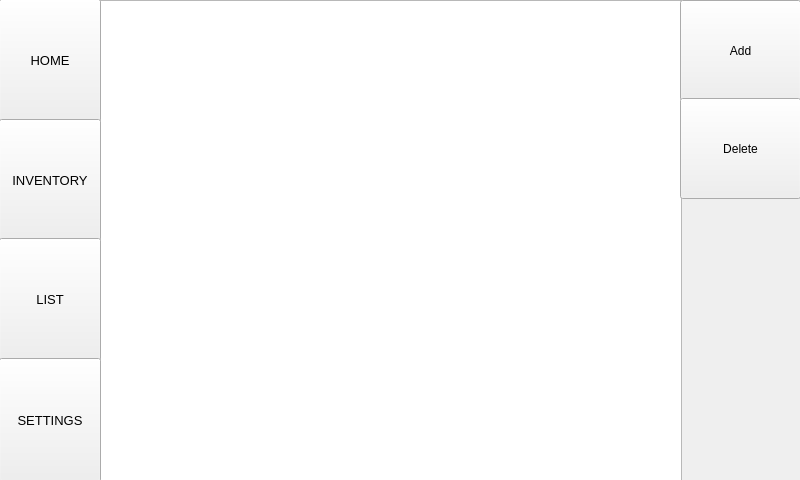
jspinn/Foodventory, file mainwindow.ui: the form before one commit.
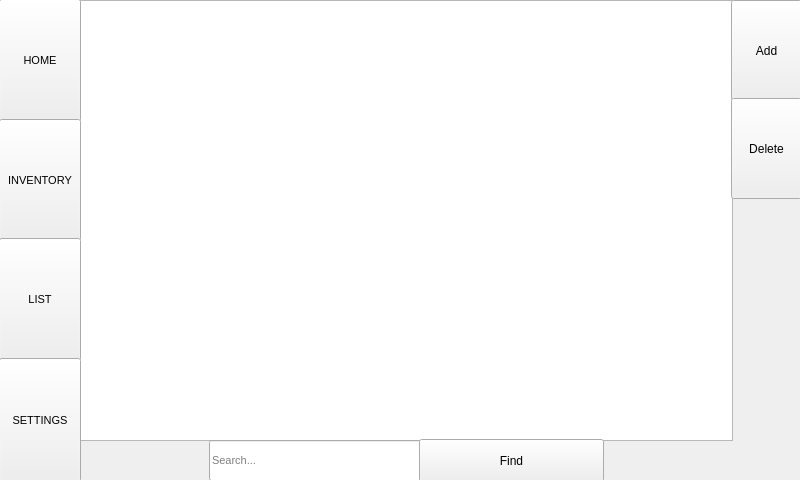
The form after the commit. The open tabs and pages were chosen to show the change.

Commit message: Search inventory added

```diff
--- a/mainwindow.ui
+++ b/mainwindow.ui
@@ -25,9 +25,9 @@
    <widget class="QStackedWidget" name="stackedWidget">
     <property name="geometry">
      <rect>
-      <x>100</x>
+      <x>79</x>
       <y>0</y>
-      <width>701</width>
+      <width>722</width>
       <height>480</height>
      </rect>
     </property>
@@ -135,10 +135,15 @@
        <rect>
         <x>0</x>
         <y>0</y>
-        <width>582</width>
-        <height>481</height>
+        <width>654</width>
+        <height>441</height>
        </rect>
       </property>
+      <property name="font">
+       <font>
+        <pointsize>8</pointsize>
+       </font>
+      </property>
       <property name="sortingEnabled">
        <bool>true</bool>
       </property>
@@ -146,9 +151,9 @@
      <widget class="QPushButton" name="invAddButton">
       <property name="geometry">
        <rect>
-        <x>580</x>
+        <x>652</x>
         <y>0</y>
-        <width>121</width>
+        <width>71</width>
         <height>101</height>
        </rect>
       </property>
@@ -159,9 +164,9 @@
      <widget class="QPushButton" name="invDeleteButton">
       <property name="geometry">
        <rect>
-        <x>580</x>
+        <x>652</x>
         <y>98</y>
-        <width>121</width>
+        <width>71</width>
         <height>101</height>
        </rect>
       </property>
@@ -169,6 +174,37 @@
        <string>Delete</string>
       </property>
      </widget>
+     <widget class="QLineEdit" name="invSearchLineEdit">
+      <property name="geometry">
+       <rect>
+        <x>130</x>
+        <y>440</y>
+        <width>212</width>
+        <height>41</height>
+       </rect>
+      </property>
+      <property name="font">
+       <font>
+        <pointsize>8</pointsize>
+       </font>
+      </property>
+      <property name="placeholderText">
+       <string>Search...</string>
+      </property>
+     </widget>
+     <widget class="QPushButton" name="invFindButton">
+      <property name="geometry">
+       <rect>
+        <x>340</x>
+        <y>439</y>
+        <width>185</width>
+        <height>43</height>
+       </rect>
+      </property>
+      <property name="text">
+       <string>Find</string>
+      </property>
+     </widget>
     </widget>
     <widget class="QWidget" name="list">
      <widget class="QListWidget" name="listWidget">
@@ -446,13 +482,13 @@
      <rect>
       <x>-1</x>
       <y>-1</y>
-      <width>102</width>
+      <width>82</width>
       <height>123</height>
      </rect>
     </property>
     <property name="font">
      <font>
-      <pointsize>10</pointsize>
+      <pointsize>8</pointsize>
      </font>
     </property>
     <property name="text">
@@ -464,13 +500,13 @@
      <rect>
       <x>-1</x>
       <y>119</y>
-      <width>102</width>
+      <width>82</width>
       <height>122</height>
      </rect>
     </property>
     <property name="font">
      <font>
-      <pointsize>10</pointsize>
+      <pointsize>8</pointsize>
      </font>
     </property>
     <property name="text">
@@ -482,13 +518,13 @@
      <rect>
       <x>-1</x>
       <y>238</y>
-      <width>102</width>
+      <width>82</width>
       <height>123</height>
      </rect>
     </property>
     <property name="font">
      <font>
-      <pointsize>10</pointsize>
+      <pointsize>8</pointsize>
      </font>
     </property>
     <property name="text">
@@ -500,13 +536,13 @@
      <rect>
       <x>-1</x>
       <y>358</y>
-      <width>102</width>
+      <width>82</width>
       <height>124</height>
      </rect>
     </property>
     <property name="font">
      <font>
-      <pointsize>10</pointsize>
+      <pointsize>8</pointsize>
      </font>
     </property>
     <property name="text">
```
Left out of the diff: 2 changed lines with no effect on the pictures. The commit also changes 3 other files.
